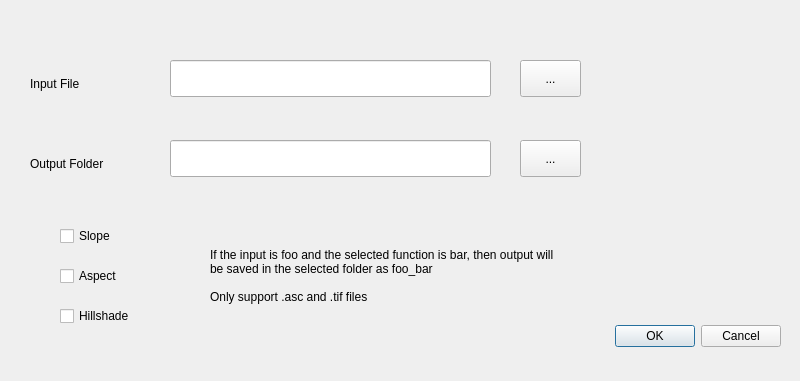
First picture: the form in CUDARaster/cudaRaster_dialog_base.ui, repository aFuerst/PyCUDA-Raster, before the edit.
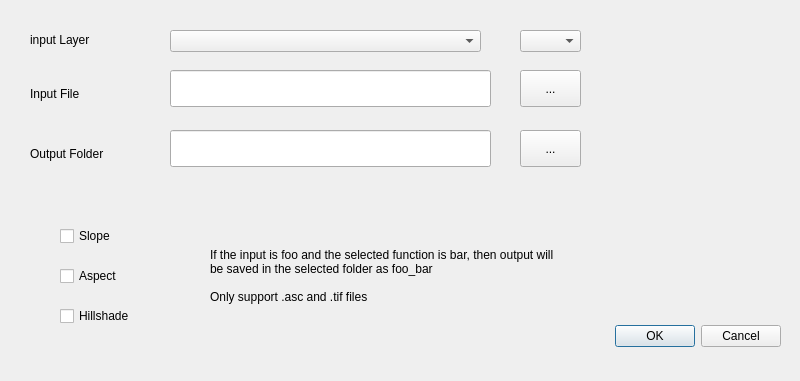
Second picture: the form after the edit.

Commit message: Working on having plugin use active qgis layers to run calculations on. Not entirely stable, WILL crash qgis if python console is open when running

Diff of the .ui file:
```diff
--- a/CUDARaster/cudaRaster_dialog_base.ui
+++ b/CUDARaster/cudaRaster_dialog_base.ui
@@ -72,7 +72,7 @@
    <property name="geometry">
     <rect>
      <x>170</x>
-     <y>60</y>
+     <y>70</y>
      <width>321</width>
      <height>37</height>
     </rect>
@@ -82,7 +82,7 @@
    <property name="geometry">
     <rect>
      <x>170</x>
-     <y>140</y>
+     <y>130</y>
      <width>321</width>
      <height>37</height>
     </rect>
@@ -92,7 +92,7 @@
    <property name="geometry">
     <rect>
      <x>30</x>
-     <y>70</y>
+     <y>80</y>
      <width>141</width>
      <height>27</height>
     </rect>
@@ -105,7 +105,7 @@
    <property name="geometry">
     <rect>
      <x>30</x>
-     <y>150</y>
+     <y>140</y>
      <width>141</width>
      <height>27</height>
     </rect>
@@ -136,7 +136,7 @@
    <property name="geometry">
     <rect>
      <x>520</x>
-     <y>60</y>
+     <y>70</y>
      <width>61</width>
      <height>37</height>
     </rect>
@@ -149,7 +149,7 @@
    <property name="geometry">
     <rect>
      <x>520</x>
-     <y>140</y>
+     <y>130</y>
      <width>61</width>
      <height>37</height>
     </rect>
@@ -158,6 +158,39 @@
     <string>...</string>
    </property>
   </widget>
+  <widget class="QComboBox" name="input_layer_box">
+   <property name="geometry">
+    <rect>
+     <x>170</x>
+     <y>30</y>
+     <width>311</width>
+     <height>22</height>
+    </rect>
+   </property>
+  </widget>
+  <widget class="QComboBox" name="output_file_type_box">
+   <property name="geometry">
+    <rect>
+     <x>520</x>
+     <y>30</y>
+     <width>61</width>
+     <height>22</height>
+    </rect>
+   </property>
+  </widget>
+  <widget class="QLabel" name="label_4">
+   <property name="geometry">
+    <rect>
+     <x>30</x>
+     <y>30</y>
+     <width>81</width>
+     <height>20</height>
+    </rect>
+   </property>
+   <property name="text">
+    <string>input Layer</string>
+   </property>
+  </widget>
  </widget>
  <resources/>
  <connections>
```
The commit also changes 8 other files.
